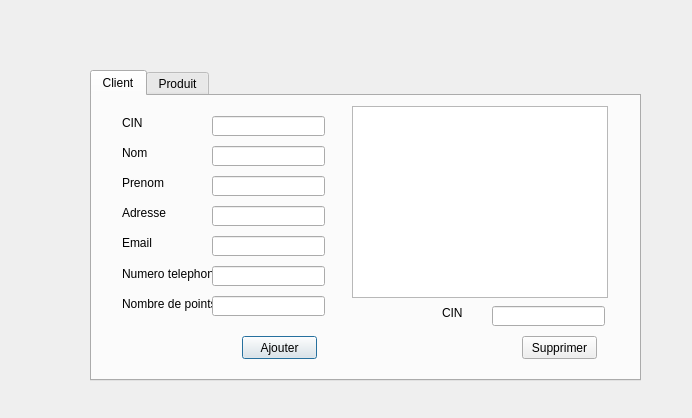
Qt form projCpp/clientaff.ui (medhama/ThePieChart) before a commit.
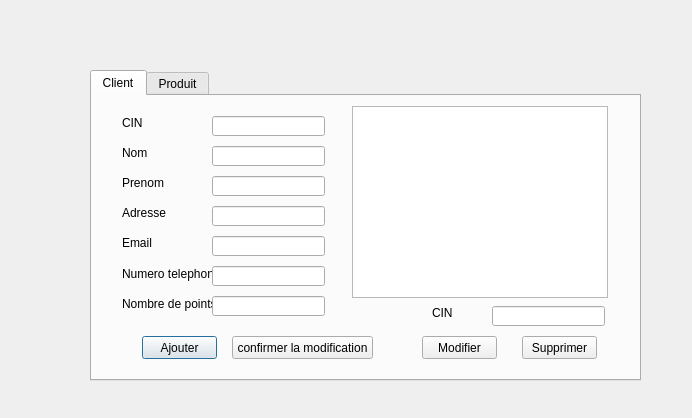
The same form after that commit.

Diff of the .ui file:
```diff
--- a/projCpp/clientaff.ui
+++ b/projCpp/clientaff.ui
@@ -32,7 +32,7 @@
     <widget class="QLabel" name="label">
      <property name="geometry">
       <rect>
-       <x>350</x>
+       <x>340</x>
        <y>210</y>
        <width>47</width>
        <height>13</height>
@@ -193,7 +193,7 @@
     <widget class="QPushButton" name="pushButton">
      <property name="geometry">
       <rect>
-       <x>150</x>
+       <x>50</x>
        <y>240</y>
        <width>75</width>
        <height>23</height>
@@ -249,6 +249,32 @@
       </rect>
      </property>
     </widget>
+    <widget class="QPushButton" name="pushButton_5">
+     <property name="geometry">
+      <rect>
+       <x>330</x>
+       <y>240</y>
+       <width>75</width>
+       <height>23</height>
+      </rect>
+     </property>
+     <property name="text">
+      <string>Modifier</string>
+     </property>
+    </widget>
+    <widget class="QPushButton" name="pushButton_6">
+     <property name="geometry">
+      <rect>
+       <x>140</x>
+       <y>240</y>
+       <width>141</width>
+       <height>23</height>
+      </rect>
+     </property>
+     <property name="text">
+      <string>confirmer la modification</string>
+     </property>
+    </widget>
    </widget>
    <widget class="QWidget" name="tab_2">
     <attribute name="title">
```
